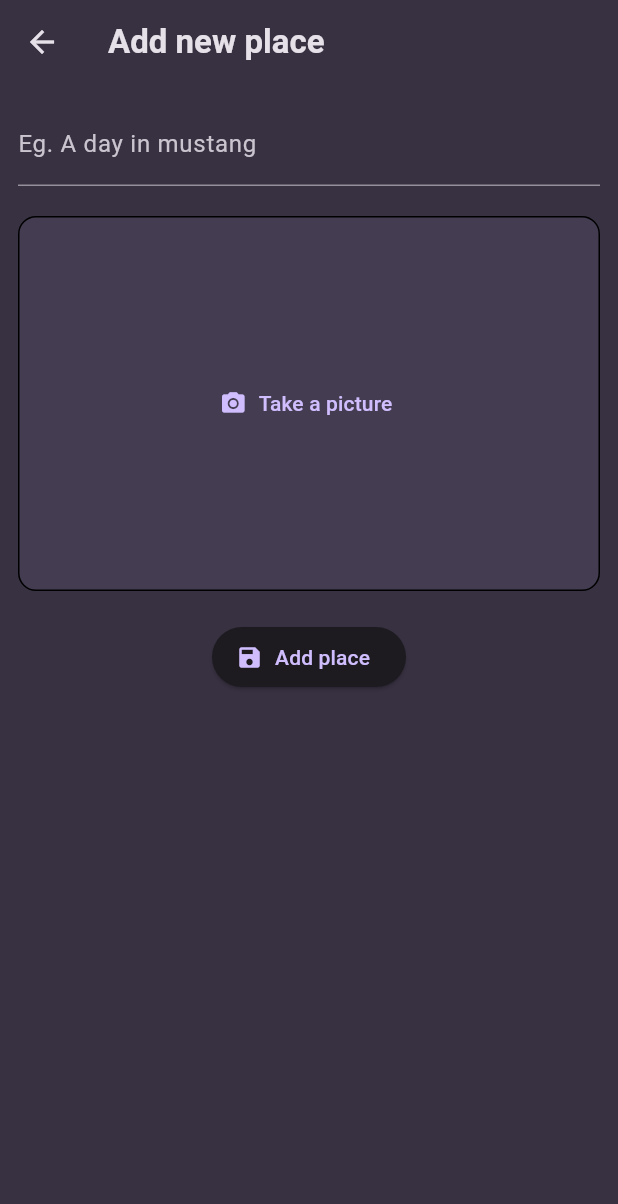
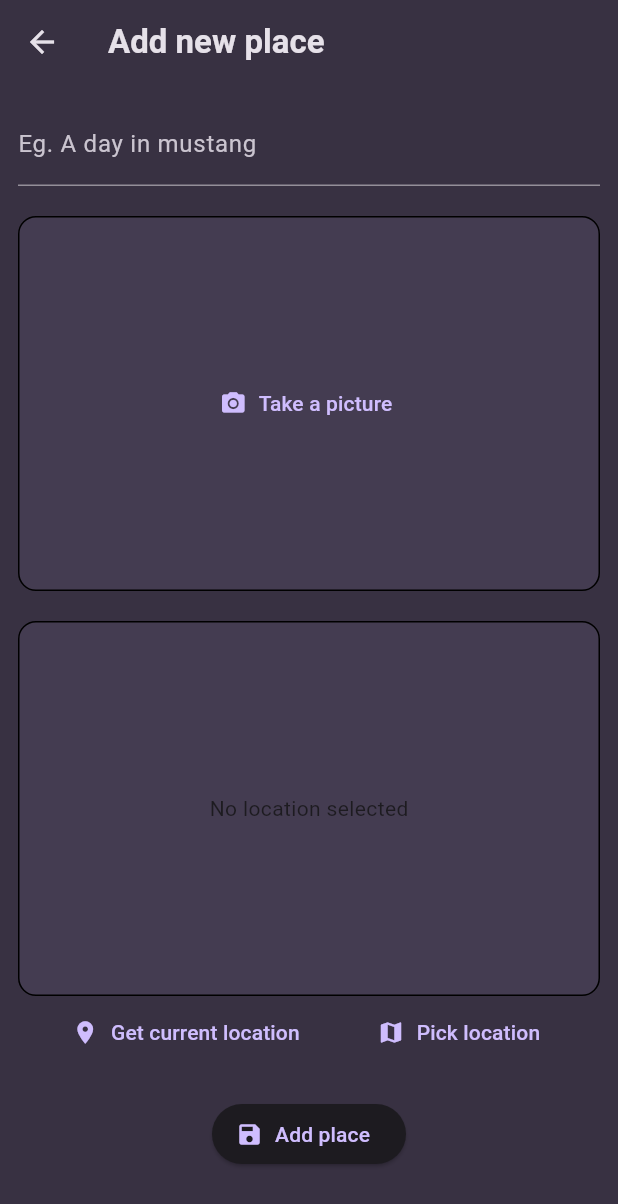
Before and after one commit to jayashz/memoir_flutter, a Flutter app: the AddMemoryScreen screen opened directly, on a phone screen of 412 x 824 dp. Shown: the top 1204 px of the screen. Run offline on Flutter 3.47's test engine with Material 3 defaults, Android fonts, the light colour scheme and no system bars; our stand-ins replace flutter_riverpod, google_fonts, image_picker, location.

Commit message:
Feat:added location services
Now the user's location can be accessed by the application

```diff
--- /dev/null
+++ b/lib/core/utils/location_input.dart
@@ -0,0 +1,84 @@
+import 'package:flutter/material.dart';
+import 'package:location/location.dart';
+import 'package:http/http.dart' as http;
+
+class LocationInput extends StatefulWidget {
+  const LocationInput({super.key});
+
+  @override
+  State<LocationInput> createState() => _LocationInputState();
+}
+
+class _LocationInputState extends State<LocationInput> {
+  var _isGettingLocation = false;
+
+  void _getCurrentLocation() async {
+    Location? location = Location();
+    bool serviceEnabled;
+    PermissionStatus permissionGranted;
+    LocationData locationData;
+
+    serviceEnabled = await location.serviceEnabled();
+    if (!serviceEnabled) {
+      serviceEnabled = await location.requestService();
+      if (!serviceEnabled) {
+        return;
+      }
+    }
+
+    permissionGranted = await location.hasPermission();
+    if (permissionGranted == PermissionStatus.denied) {
+      permissionGranted = await location.requestPermission();
+      if (permissionGranted != PermissionStatus.granted) {
+        return;
+      }
+    }
+    setState(() {
+      _isGettingLocation = true;
+    });
+    locationData = await location.getLocation();
+    final url = Uri.http(
+        'https://maps.googleapis.com/maps/api/geocode/json?latlng=40.714224,-73.961452&key=YOUR_API_KEY');
+    setState(() {
+      _isGettingLocation = false;
+    });
+  }
+
+  @override
+  Widget build(BuildContext context) {
+    Widget previewContent = Text(
+      'No location selected',
+    );
+    if (_isGettingLocation == true) {
+      previewContent = CircularProgressIndicator();
+    }
+    return Column(
+      children: [
+        Container(
+            height: 250,
+            width: double.infinity,
+            alignment: Alignment.center,
+            decoration: BoxDecoration(
+                border: Border.all(width: 1),
+                color: Theme.of(context).colorScheme.primary.withAlpha(20),
+                borderRadius: BorderRadius.circular(12)),
+            child: previewContent),
+        Row(
+          mainAxisAlignment: MainAxisAlignment.spaceEvenly,
+          children: [
+            TextButton.icon(
+              onPressed: _getCurrentLocation,
+              label: Text('Get current location'),
+              icon: Icon(Icons.location_on),
+            ),
+            TextButton.icon(
+              onPressed: () {},
+              label: Text('Pick location'),
+              icon: Icon(Icons.map),
+            ),
+          ],
+        ),
+      ],
+    );
+  }
+}
--- a/lib/screens/add_memory.dart
+++ b/lib/screens/add_memory.dart
@@ -1,6 +1,7 @@
 import 'dart:io';
 import 'package:flutter/material.dart';
 import 'package:flutter_riverpod/flutter_riverpod.dart';
+import 'package:memoir/core/utils/location_input.dart';
 import 'package:memoir/providers/user_memory.dart';
 import 'package:memoir/core/utils/photo_input.dart';
 
@@ -58,6 +59,10 @@
             const SizedBox(
               height: 20,
             ),
+            LocationInput(),
+            const SizedBox(
+              height: 20,
+            ),
             ElevatedButton.icon(
               onPressed: _saveMemory,
               icon: Icon(Icons.save),
--- a/pubspec.yaml
+++ b/pubspec.yaml
@@ -39,6 +39,7 @@
   flutter_riverpod: ^2.6.1
   image_picker: ^1.1.2
   location: ^8.0.0
+  http: ^1.3.0
 
 dev_dependencies:
   flutter_test:
```
Also changed, not shown: lib/widgets/memory_list.dart (+5 -4 lines), pubspec.lock, 4 other files.
